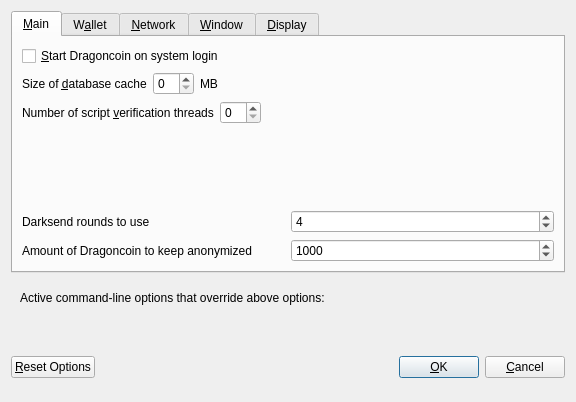
Qt form src/qt/forms/optionsdialog.ui (CoinExample/ANG) before a commit.
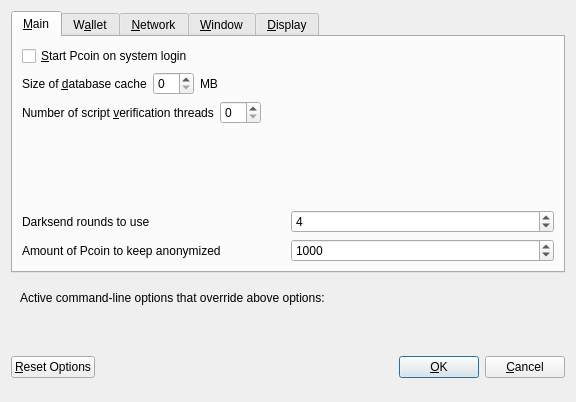
The same form after that commit. Custom widgets are drawn as their Qt base class.

```diff
--- a/src/qt/forms/optionsdialog.ui
+++ b/src/qt/forms/optionsdialog.ui
@@ -33,7 +33,7 @@
           <string>Automatically start Dragoncoin after logging in to the system.</string>
          </property>
          <property name="text">
-          <string>&amp;Start Dragoncoin on system login</string>
+          <string>&amp;Start Pcoin on system login</string>
          </property>
         </widget>
        </item>
@@ -177,7 +177,7 @@
             <string notr="true"/>
            </property>
            <property name="text">
-            <string>Amount of Dragoncoin to keep anonymized</string>
+            <string>Amount of Pcoin to keep anonymized</string>
            </property>
           </widget>
          </item>
```
Left out of the diff: 10 changed lines with no effect on the pictures.
